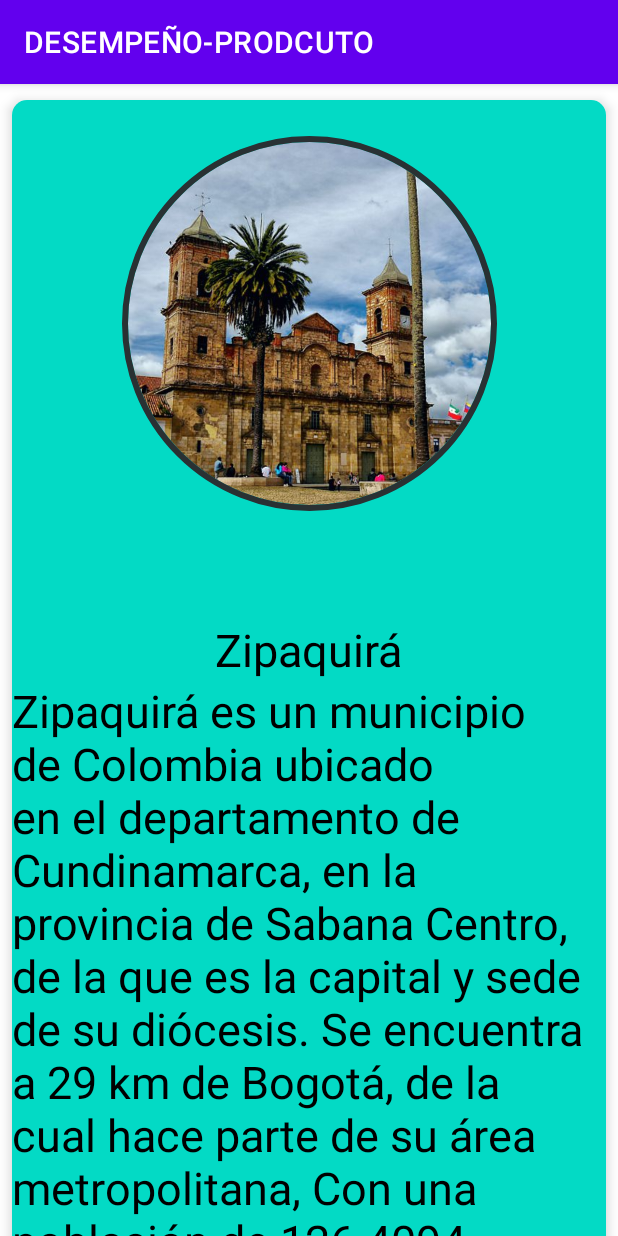
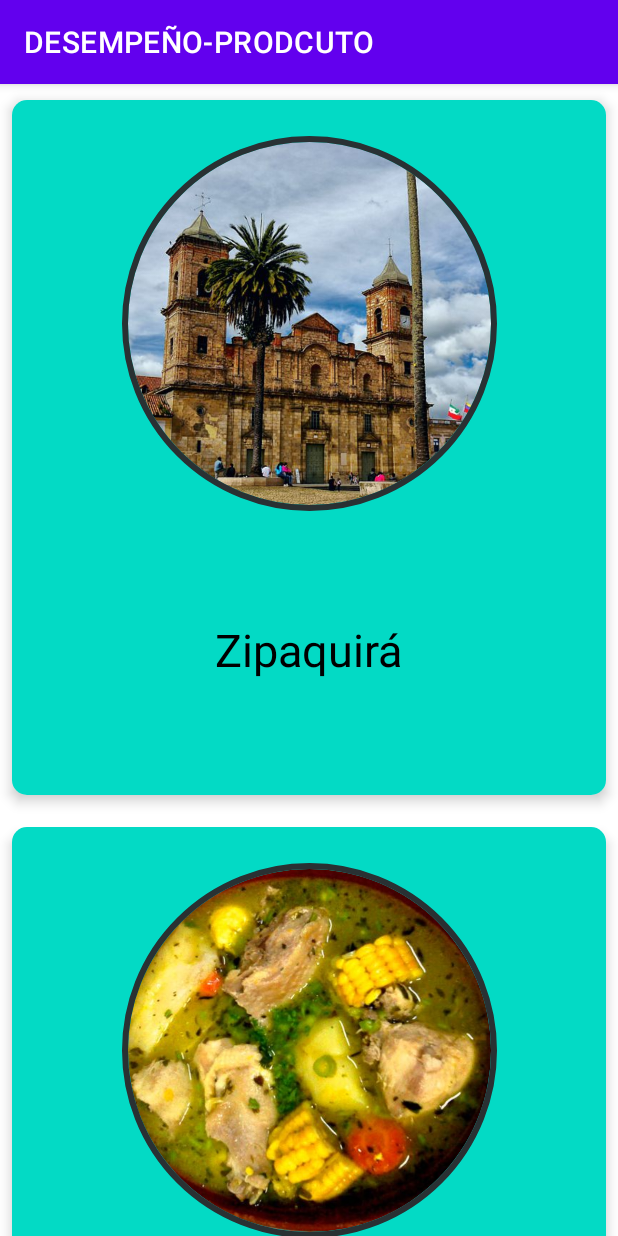
Before and after one commit to migueld2000/DESEMPEOPRODCUTO, an Android app: the Home screen opened directly, with no data from a screen before it, on a phone screen of 412 x 824 dp. Run offline under Robolectric (Android 15) with nearby library versions, the light colour scheme and no system bars; plain views replace CircularImageView.

Commit message:
lista dinamica cambio 4

```diff
--- a/app/src/main/java/com/example/desempeo_prodcuto/ListaAdaptador.java
+++ b/app/src/main/java/com/example/desempeo_prodcuto/ListaAdaptador.java
@@ -45,14 +45,14 @@ public class ListaAdaptador extends RecyclerView.Adapter<ListaAdaptador.viewHold
         public viewHolder(@NonNull View itemView) {
             super(itemView);
             nombre=itemView.findViewById(R.id.nombre);
-            informacion=itemView.findViewById(R.id.informacion);
+            //informacion=itemView.findViewById(R.id.informacion);
             foto=itemView.findViewById(R.id.foto);
 
         }
 
         public void actualizarDatos(Cartas cartas) {
             nombre.setText(cartas.getNombre());
-            informacion.setText(cartas.getInformacionCarta());
+            //informacion.setText(cartas.getInformacionCarta());
             foto.setImageResource(cartas.getFotoCarta());
 
             itemView.setOnClickListener(new View.OnClickListener() {
--- a/app/src/main/java/com/example/desempeo_prodcuto/MainActivity.java
+++ b/app/src/main/java/com/example/desempeo_prodcuto/MainActivity.java
@@ -18,9 +18,9 @@ public class MainActivity extends AppCompatActivity {
         setContentView(R.layout.activity_main);
 
         carta=(Cartas)getIntent().getSerializableExtra("datosTargeta");
-        foto=findViewById(R.id.foto);
-        nombre=findViewById(R.id.nombre);
-        informacion=findViewById(R.id.informacion);
+        foto=findViewById(R.id.fotomain);
+        nombre=findViewById(R.id.nombremain);
+        informacion=findViewById(R.id.informacionmain);
 
         foto.setImageResource(carta.getFotoCarta());
         nombre.setText(carta.getNombre());
--- a/app/src/main/res/values/strings.xml
+++ b/app/src/main/res/values/strings.xml
@@ -1,16 +1,13 @@
 <resources>
     <string name="app_name">DESEMPEÑO-PRODCUTO</string>
-    <string name="Descripcion1">Zipaquirá es un municipio de Colombia ubicado en el departamento de Cundinamarca,
-        en la provincia de Sabana Centro, de la que es la capital y sede de su diócesis. Se encuentra a 29 km de
-        Bogotá, de la cual hace parte de su área metropolitana, Con una población de 126 4094 habitantes, es el
-        segundo municipio más grande y poblado de la provincia. Es uno de los centros de explotación
-        de sal más importantes en Colombia, razón por la cual también es conocida como la Capital Salinera de
-        Colombia por su producción de sal.</string>
+    <string name="Descripcion1">Se encuentra a 29 km de Bogotá, de la cual hace parte de su área
+        metropolitana, Con una población de 126 4094 habitantes, es el segundo municipio más grande y
+        poblado de la provincia. Es uno de los centros de explotación de sal más importantes en Colombia,
+        razón por la cual también es conocida como la Capital Salinera de Colombia por su producción de
+        sal.</string>
     <string name="Descripcion2">Una sopa preparada con pollo, papa y plátano, y papas en salmuera, que son papas
         conservadas en agua con sal y azúcar.</string>
-    <string name="Descripcion3">Nombrada Primera Maravilla de Colombia en 2007. La catedral está construida en
-        una mina subterránea de sal y tiene varias esculturas hechas con este mineral. Se pueden tomar tours
-        guíados por la catedral, ver un video 3D para aprender sobre la mina, comprar souvenirs e incluso comer
-        algunos aperitivos bajo tierra. Existe también el tour la Ruta del Minero, el cual te permite
-        experimentar el trabajo de los mineros reales. </string>
+    <string name="Descripcion3">Nombrada Primera Maravilla de Colombia en 2007. La catedral está construida
+        en una mina subterránea de sal y tiene varias esculturas hechas con este mineral. Se pueden tomar
+        tours guíados por la catedral.</string>
 </resources>
```
Also changed, not shown: app/src/main/res/layout/activity_main.xml (+19 -34 lines).
